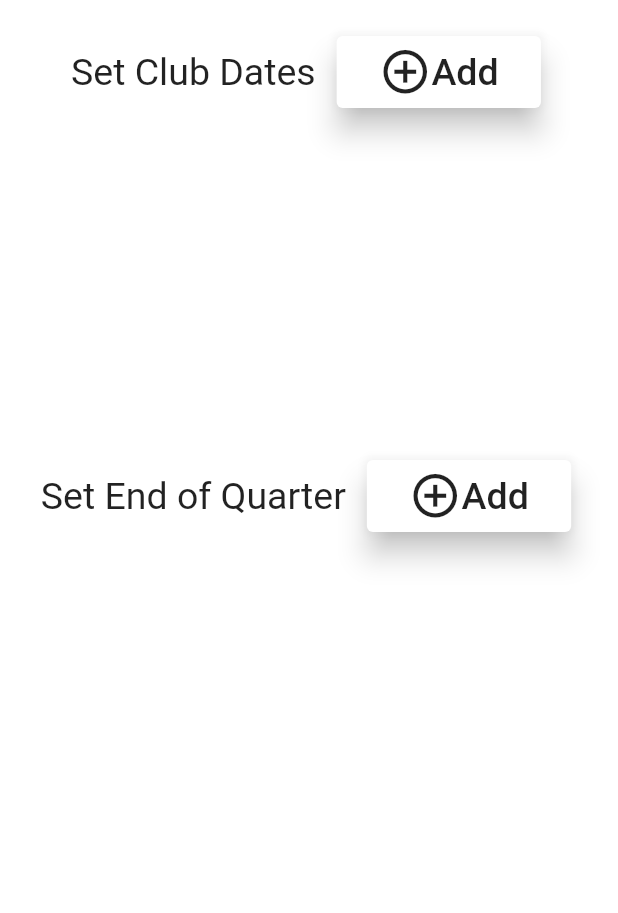
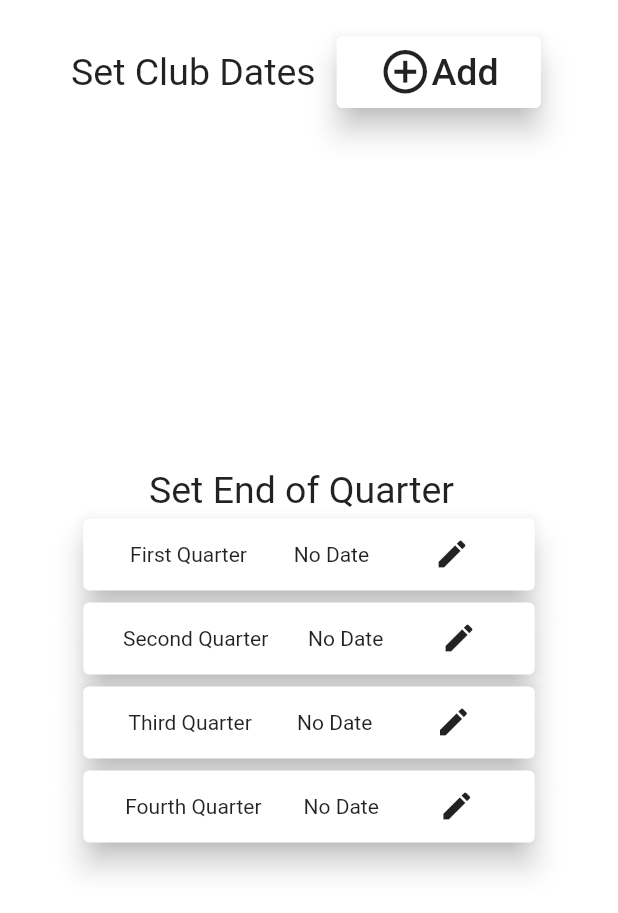
Before and after one commit to Dbono-dev/SicklesNHS, a Flutter app: the ImportantDateMain screen opened directly, on a phone screen of 412 x 824 dp. Shown: the top 913 px of the screen. Run offline on Flutter 3.47's test engine with Material 2 defaults, Android fonts, the phone set to English and light mode, and no system bars; our stand-ins replace cloud_firestore, date_format, firebase_auth, firebase_messaging, firebase_storage, image_picker and 5 more; missing offline and left inert: dart:ffi, flutter_rounded_date_picker, qrscan; accounts and stored records are empty.

Commit message:
Another Commit

```diff
--- a/lib/database.dart
+++ b/lib/database.dart
@@ -29,16 +29,27 @@ class DatabaseService {
     });
   }
 
-  Future updateHoursRequest(int hours) async {
+  Future updateHoursRequest(int hours, int currentHours) async {
     return await memberCollection.document(uid).updateData({
-      'hours': hours
+      'hours': currentHours + hours
     });
   }
 
-  Future updateCompetedEvents(List<String> newEvent) async {
-    return await memberCollection.document(uid).updateData({
-      'completed events': FieldValue.arrayUnion(newEvent),
-    });
+  Future updateCompetedEvents(String title, String date, String hours, String pastTitle, String pastDate, String pastHours) async {
+    try {
+      return await memberCollection.document(uid).updateData({
+        'event title': pastTitle + "-" + title,
+        'event date': pastDate + "-" + date,
+        'event hours': pastHours + "-" + hours,
+      });
+    }
+    catch (e) {
+      return await memberCollection.document(uid).updateData({
+        'event title': title,
+        'event date': date,
+        'event hours': hours,
+      });
+    }
   }
 
 
@@ -93,7 +104,7 @@ class DatabaseSubmitHours {
 
   final CollectionReference submitHours = Firestore.instance.collection('Approving Hours');
 
- Future updateSubmitHours(String type, String location, String hours, String nameOfSup, String supPhone, String emailSup, String date, String name, bool complete, var url, String uid) async {
+ Future updateSubmitHours(String type, String location, String hours, String nameOfSup, String supPhone, String emailSup, String date, String name, bool complete, var url, String uid, int currentHours) async {
     return await submitHours.document(type).setData({
       'type': type,
       'location': location,
@@ -105,7 +116,8 @@ class DatabaseSubmitHours {
       'name': name,
       'complete': complete,
       'url': url,
-      'uid': uid
+      'uid': uid,
+      'current hours': hours
     });
   }
 
@@ -142,4 +154,21 @@ class DatabaseImportantDates {
   Future deleteImportantDates(String type, String date) async {
     return await submitHours.document(type + date).delete();
   }
+
+  Future setEndOfQuarter(String type, String date, String quarter) async {
+    try{
+      return await submitHours.document(type + quarter).updateData({
+        'type': type,
+        'date': date,
+        'quarter': quarter
+      });
+    }
+    catch(e) {
+      return await submitHours.document(type + quarter).setData({
+        'type': type,
+        'date': date,
+        'quarter': quarter
+      });
+    }
+  }
 }
--- a/lib/home_page.dart
+++ b/lib/home_page.dart
@@ -113,7 +113,6 @@ class TopHalfHomePage extends StatelessWidget {
   String time = formatDate(now, [HH]);
   String theTime = time.substring(0);
   theTiming = int.parse(time);
-  print(theTiming);
   if(4 < theTiming && theTiming < 12)
   {
     timeOfDay = "Good Morning ";
@@ -183,7 +182,7 @@ class TopHalfHomePage extends StatelessWidget {
                         elevation: 8,
                         onPressed: () {
                           Navigator.push(context,
-                            MaterialPageRoute(builder: (context) => AccountProfile(type: "student", name: userData.firstName + userData.lastName, uid: user.uid)
+                            MaterialPageRoute(builder: (context) => AccountProfile(type: "student", name: userData.firstName + userData.lastName, uid: user.uid, hours: userData.hours),
                             ));
                         },
                         child: FittedBox(fit: BoxFit.fitWidth, child: Text(userData.firstName.substring(0, 1) + userData.lastName.substring(0, 1), style: TextStyle(color: Colors.white, fontSize: SizeConfig.blockSizeHorizontal * 9))),
--- a/lib/important_dates.dart
+++ b/lib/important_dates.dart
@@ -12,6 +12,10 @@ class ImportantDateMain extends StatefulWidget {
 
 class _ImportantDateMainState extends State<ImportantDateMain> {
   String _date;
+  String _firstDate = "";
+  String _secondDate = "";
+  String _thirdDate = "";
+  String _forthDate = "";
 
     Future getPosts() async {
       var firestore = Firestore.instance;
@@ -54,7 +58,7 @@ class _ImportantDateMainState extends State<ImportantDateMain> {
                           ),
                           onPressed: () {
                             showModalBottomSheet(context: context, builder: (BuildContext builder) {
-                              return SetClubDates("new", "clubDates", "");
+                              return SetClubDates("new", "clubDates", "", "");
                             });
                           },
                         )
@@ -99,7 +103,7 @@ class _ImportantDateMainState extends State<ImportantDateMain> {
                                 ),
                                 onPressed: () {
                                   showModalBottomSheet(context: context, builder: (BuildContext builder) {
-                                    return SetClubDates("edit", "clubDates", snapshot.data[index].data['date'].toString());
+                                    return SetClubDates("edit", "clubDates", snapshot.data[index].data['date'].toString(), "");
                                   });
                                 }
                               ),
@@ -126,12 +130,13 @@ class _ImportantDateMainState extends State<ImportantDateMain> {
                   },
                 ),
               ),
+              Padding(padding: EdgeInsets.all(5)),
               Row(
               mainAxisAlignment: MainAxisAlignment.center,
               children: <Widget> [
                 Text("Set End of Quarter", style: TextStyle(fontSize: 25),),
                 Padding(padding: EdgeInsets.all(5)),
-                Container(
+                /*Container(
                   width: SizeConfig.blockSizeHorizontal * 35,
                   child: Card(
                     elevation: 8,
@@ -154,11 +159,11 @@ class _ImportantDateMainState extends State<ImportantDateMain> {
                       },
                     )
                   ),
-                ),
+                ),*/
               ]
             ),
             Container(
-                height: SizeConfig.blockSizeVertical * 27.5,
+                height: SizeConfig.blockSizeVertical * 33,
                 width: SizeConfig.blockSizeHorizontal * 75,
                 child: FutureBuilder(
                   future: getPosts(),
@@ -171,7 +176,34 @@ class _ImportantDateMainState extends State<ImportantDateMain> {
                       );
                     }
                     else {
-                      return ListView.builder(
+                      for(int i = 0; i < snapshot.data.length; i++) {
+                        if(snapshot.data[i].data['type'] == "endOfQuarter") {
+                          if(snapshot.data[i].data['quarter'] == "First") {
+                            _firstDate = snapshot.data[i].data['date'];
+                          }
+                          else if(snapshot.data[i].data['quarter'] == "Second") {
+                            _secondDate = snapshot.data[i].data['date'];
+                          }
+                          else if(snapshot.data[i].data['quarter'] == "Third") {
+                            _thirdDate = snapshot.data[i].data['date'];
+                          }
+                          else if(snapshot.data[i].data['quarter'] == "Fourth") {
+                            _forthDate = snapshot.data[i].data['date'];
+                          }
+                        }
+                      }
+                      return Column(
+                        children: <Widget>[
+                          _endOfQuarterCards("First", _firstDate),
+                          _endOfQuarterCards("Second", _secondDate),
+                          _endOfQuarterCards("Third", _thirdDate),
+                          _endOfQuarterCards("Fourth", _forthDate)
+                        ],
+                      );
+
+
+
+                      /*return ListView.builder(
                     itemCount: snapshot.data.length,
                     itemBuilder: (_, index) {
                       if(snapshot.data[index].data['type'].toString() == "endOfQuarter") {
@@ -218,7 +250,7 @@ class _ImportantDateMainState extends State<ImportantDateMain> {
                         return Container();
                       }
                       }
-                  );
+                  );*/
                     }
                       },
                   ),
@@ -243,8 +275,12 @@ class _ImportantDateMainState extends State<ImportantDateMain> {
     await DatabaseImportantDates().deleteImportantDates(type, date);
   }
 
+  Future sendEndOfQuarterDateToDatabase(String type, String date, String quarter) async {
+    await DatabaseImportantDates().setEndOfQuarter(type, date, quarter);
+  }
 
-  Widget SetClubDates(String editOrNew, String type, String oldDate) {
+
+  Widget SetClubDates(String editOrNew, String type, String oldDate, String quarter) {
     return Container(
       height: SizeConfig.blockSizeVertical * 41,
       child: Column(
@@ -255,11 +291,10 @@ class _ImportantDateMainState extends State<ImportantDateMain> {
                 if(type == "clubDates" && editOrNew == "new") {
                   sendDateToDatabase("clubDates", _date);
                 }
-                else if(type == "endOfQuarter" && editOrNew == "new") {
-                  sendDateToDatabase("endOfQuarter", _date);
-                }
-                else if(type == "endOfQuarter" && editOrNew == "edit") {
-                  editDateToDatabase("endOfQuarter", oldDate, _date);
+                else if(type == "endOfQuarter") {
+                  setState(() {
+                    sendEndOfQuarterDateToDatabase(type, _date, quarter);
+                  });
                 }
                 else {
                   editDateToDatabase("clubDates", oldDate, _date);
@@ -283,4 +318,41 @@ class _ImportantDateMainState extends State<ImportantDateMain> {
       ),
     );
   }
+
+  Widget _endOfQuarterCards(String number, String date) {
+    if(date == "") {
+      date = "No Date";
+    }
+
+    return Container(
+      decoration: BoxDecoration(
+        borderRadius: BorderRadius.circular(20),
+      ),
+      child: Card(
+        elevation: 8,
+        child: Row(
+          mainAxisAlignment: MainAxisAlignment.spaceEvenly,
+          crossAxisAlignment: CrossAxisAlignment.center,
+          children: <Widget>[
+            Text(number + " Quarter"),
+            Text(
+              date,
+              textAlign: TextAlign.center,
+            ),
+            IconButton(
+              icon: Icon(
+                Icons.edit,
+              ),
+              onPressed: () {
+                showModalBottomSheet(context: context, builder: (BuildContext builder) {
+                  return SetClubDates("", "endOfQuarter" , date, number);//snapshot.data['date'].toString());
+                });
+              }
+            ),
+          ],
+        )
+      ),
+    );
+  }
+
 }
```
Also changed, not shown: lib/account_profile.dart (+6 -5 lines), lib/add_new_hours.dart (+8 -6 lines), lib/approve_hours.dart (+27 -10 lines).
